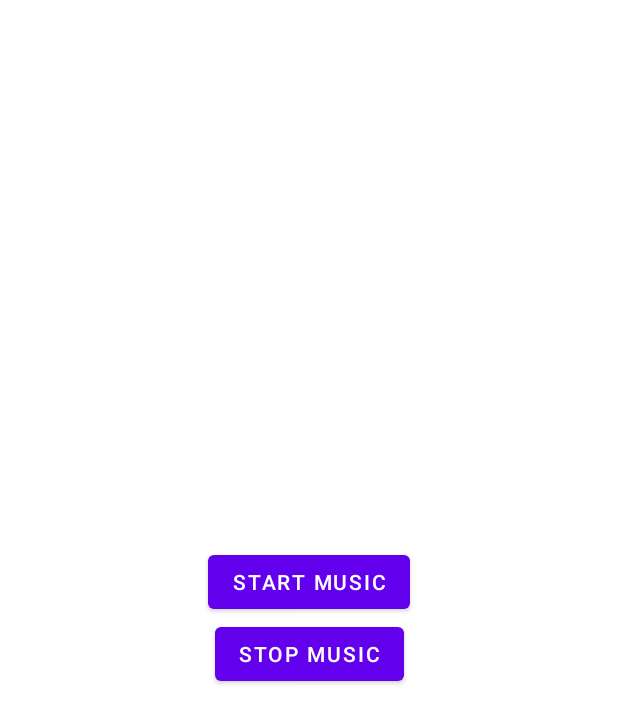
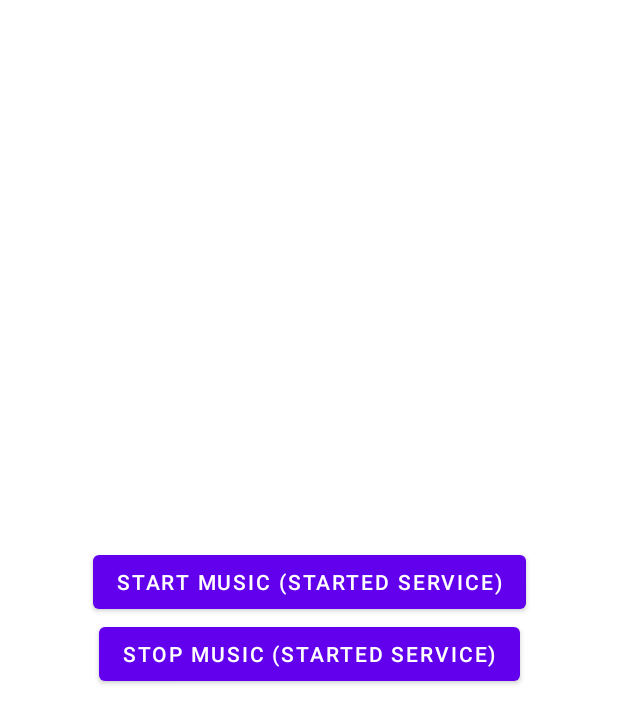
Before and after one commit to SharmaPrateek196/foreground-service-in-android-practice, an Android app: the layout activity_main.xml on its own in the app's theme, with its tools: preview values and no code run, on a phone screen of 412 x 824 dp. Shown: the top 723 px of the screen. Run offline under Robolectric (Android 15) with nearby library versions, the phone set to English and light mode, and no system bars.

Commit message:
update: string res

```diff
--- a/app/src/main/res/layout/activity_main.xml
+++ b/app/src/main/res/layout/activity_main.xml
@@ -12,7 +12,7 @@
             android:id="@+id/startService"
             android:layout_width="wrap_content"
             android:layout_height="wrap_content"
-            android:text="@string/start_music"
+            android:text="@string/start_music_foreground"
             app:layout_constraintBottom_toTopOf="@+id/endService"
             app:layout_constraintEnd_toEndOf="parent"
             app:layout_constraintHorizontal_bias="0.5"
@@ -24,7 +24,7 @@
             android:id="@+id/endService"
             android:layout_width="wrap_content"
             android:layout_height="wrap_content"
-            android:text="@string/stop_music"
+            android:text="@string/stop_music_foreground"
             app:layout_constraintBottom_toBottomOf="parent"
             app:layout_constraintEnd_toEndOf="parent"
             app:layout_constraintHorizontal_bias="0.5"
--- a/app/src/main/res/values/strings.xml
+++ b/app/src/main/res/values/strings.xml
@@ -2,6 +2,6 @@
     <string name="app_name">NotificationTest</string>
     <string name="notification_channel_id">CHANNEL ID</string>
     <string name="notification_channel_name">Media Service Channel</string>
-    <string name="start_music">Start Music</string>
-    <string name="stop_music">Stop Music</string>
+    <string name="start_music_foreground">Start Music (Started Service)</string>
+    <string name="stop_music_foreground">Stop Music (Started Service)</string>
 </resources>
```
